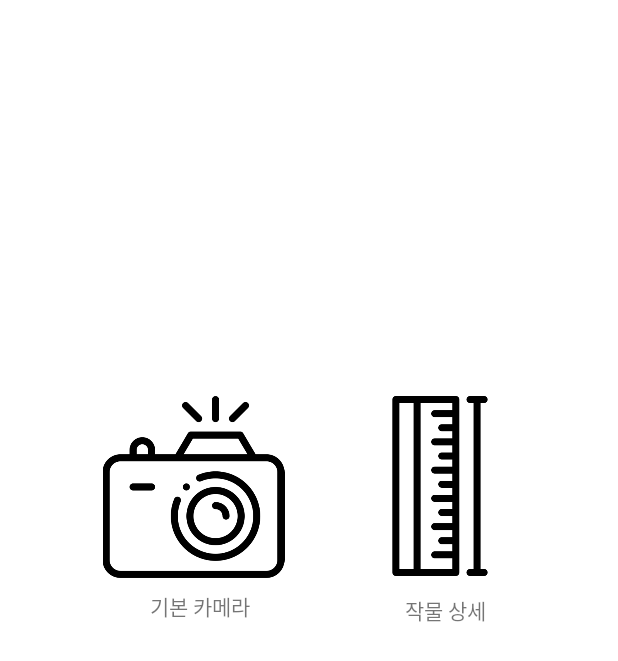
After one commit to sjrnfl633/Agri_Hub_app, an Android app: the layout activity_cam_menu.xml on its own in the app's theme, with its tools: preview values and no code run, on a phone screen of 412 x 824 dp. The commit adds this screen. Shown: the top 661 px of the screen. Run offline under Robolectric (Android 15) with nearby library versions, the phone set to English and light mode, and no system bars.

Commit message:
23.04.26 작물 실시간 확인&길이 측정

```diff
--- a/app/build.gradle
+++ b/app/build.gradle
@@ -85,4 +85,10 @@ dependencies {
 
     implementation 'org.eclipse.paho:org.eclipse.paho.client.mqttv3:1.2.0'
     implementation 'org.eclipse.paho:org.eclipse.paho.android.service:1.1.1'
+
+    implementation 'io.socket:socket.io-client:0.8.3'
+    implementation 'com.google.android.exoplayer:exoplayer-core:2.16.0'
+    implementation 'com.google.android.exoplayer:exoplayer-ui:2.16.0'
+    implementation 'com.github.bumptech.glide:glide:4.12.0'
+    annotationProcessor 'com.github.bumptech.glide:compiler:4.12.0'
 }
--- a/app/src/main/java/com/example/agri_hub/ControlActivity.kt
+++ b/app/src/main/java/com/example/agri_hub/ControlActivity.kt
@@ -30,7 +30,7 @@ class ControlActivity : AppCompatActivity() {
     }
     private fun machineRequest() {
         val retrofit = Retrofit.Builder()
-            .baseUrl("http://192.168.0.247:8000")
+            .baseUrl("http://172.21.4.78:8000")
             .addConverterFactory(GsonConverterFactory.create())
             .build()
         val apiService = retrofit.create(ApiService::class.java)
--- a/app/src/main/java/com/example/agri_hub/DetailActivity.kt
+++ b/app/src/main/java/com/example/agri_hub/DetailActivity.kt
@@ -243,7 +243,7 @@ class DetailActivity : AppCompatActivity() {
         rctime: Int
     ) {
         val retrofit = Retrofit.Builder()
-            .baseUrl("http://192.168.0.247:8000")
+            .baseUrl("http://172.21.4.78:8000")
             .addConverterFactory(GsonConverterFactory.create())
             .build()
         val apiService = retrofit.create(ApiService::class.java)
--- a/app/src/main/java/com/example/agri_hub/HomeActivity.kt
+++ b/app/src/main/java/com/example/agri_hub/HomeActivity.kt
@@ -69,6 +69,10 @@ class HomeActivity : AppCompatActivity() {
         binding.charttab.setOnClickListener {
             val charttab = Intent(this, ChartTabActivity::class.java)
             startActivity(charttab)
+        }
+        binding.cameratab.setOnClickListener {
+            val intent = Intent(this, CamMenuActivity::class.java)
+            startActivity(intent)
         }
     }
 
--- a/app/src/main/java/com/example/agri_hub/MainActivity.kt
+++ b/app/src/main/java/com/example/agri_hub/MainActivity.kt
@@ -125,7 +125,7 @@ class MainActivity : AppCompatActivity() {
 
     private fun SignRequest(username: String, nickname: String, phone_number: String ) {
         val retrofit = Retrofit.Builder()
-            .baseUrl("http://192.168.0.247:8000")
+            .baseUrl("http://172.21.4.78:8000")
             .addConverterFactory(GsonConverterFactory.create())
             .build()
         val apiService = retrofit.create(ApiService::class.java)
@@ -164,7 +164,7 @@ class MainActivity : AppCompatActivity() {
     }
     private fun signinRequest(username: String, nickname: String, phone_number: String ) {
         val retrofit = Retrofit.Builder()
-            .baseUrl("http://192.168.0.247:8000")
+            .baseUrl("http://172.21.4.78:8000")
             .addConverterFactory(GsonConverterFactory.create())
             .build()
         val apiService = retrofit.create(ApiService::class.java)
--- /dev/null
+++ b/app/src/main/res/layout/activity_cam_menu.xml
@@ -0,0 +1,47 @@
+<?xml version="1.0" encoding="utf-8"?>
+<androidx.constraintlayout.widget.ConstraintLayout xmlns:android="http://schemas.android.com/apk/res/android"
+    xmlns:app="http://schemas.android.com/apk/res-auto"
+    xmlns:tools="http://schemas.android.com/tools"
+    android:layout_width="match_parent"
+    android:layout_height="match_parent"
+    tools:context=".CamMenuActivity">
+
+    <ImageView
+        android:id="@+id/imageView5"
+        android:layout_width="130dp"
+        android:layout_height="121dp"
+        android:layout_marginStart="64dp"
+        android:layout_marginTop="264dp"
+        app:layout_constraintStart_toStartOf="parent"
+        app:layout_constraintTop_toTopOf="parent"
+        app:srcCompat="@drawable/camera" />
+
+    <ImageView
+        android:id="@+id/imageView6"
+        android:layout_width="133dp"
+        android:layout_height="120dp"
+        android:layout_marginTop="264dp"
+        android:layout_marginEnd="52dp"
+        app:layout_constraintEnd_toEndOf="parent"
+        app:layout_constraintTop_toTopOf="parent"
+        app:srcCompat="@drawable/length" />
+
+    <TextView
+        android:id="@+id/textView4"
+        android:layout_width="wrap_content"
+        android:layout_height="wrap_content"
+        android:layout_marginStart="100dp"
+        android:layout_marginTop="8dp"
+        android:text="기본 카메라"
+        app:layout_constraintStart_toStartOf="parent"
+        app:layout_constraintTop_toBottomOf="@+id/imageView5" />
+
+    <TextView
+        android:layout_width="wrap_content"
+        android:layout_height="wrap_content"
+        android:layout_marginTop="12dp"
+        android:layout_marginEnd="88dp"
+        android:text="작물 상세"
+        app:layout_constraintEnd_toEndOf="parent"
+        app:layout_constraintTop_toBottomOf="@+id/imageView6" />
+</androidx.constraintlayout.widget.ConstraintLayout>
```
Also changed, not shown: app/src/main/AndroidManifest.xml (+14 -1 lines), app/src/main/java/com/example/agri_hub/CamMenuActivity.kt (added, +24 -0 lines), app/src/main/java/com/example/agri_hub/DeviceAdapter.kt (+33 -26 lines), app/src/main/java/com/example/agri_hub/GrowActivity.kt (added, +11 -0 lines), app/src/main/java/com/example/agri_hub/JustCamActivity.kt (added, +49 -0 lines), app/src/main/java/com/example/agri_hub/LengthCamActivity.kt (added, +46 -0 lines), app/src/main/res/layout/activity_grow.xml (added, +9 -0 lines), app/src/main/res/layout/activity_home.xml (+22 -11 lines), app/src/main/res/layout/activity_just_cam.xml (added, +23 -0 lines), app/src/main/res/layout/activity_length_cam.xml (added, +23 -0 lines), app/src/main/res/drawable/camera.png (added), app/src/main/res/drawable/length.png (added).
